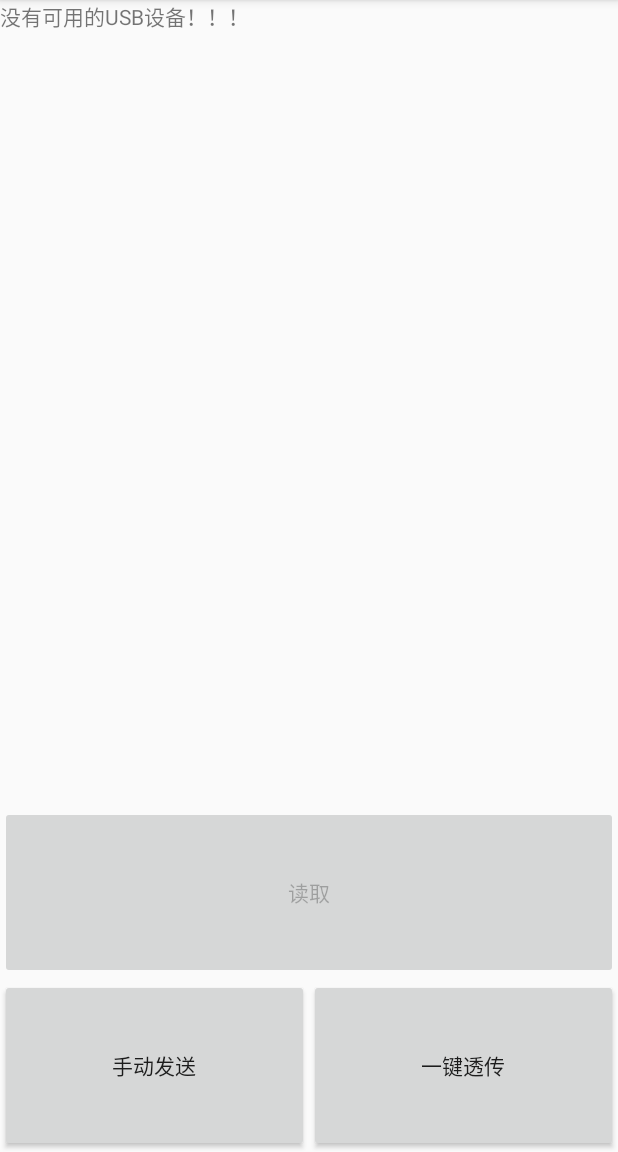
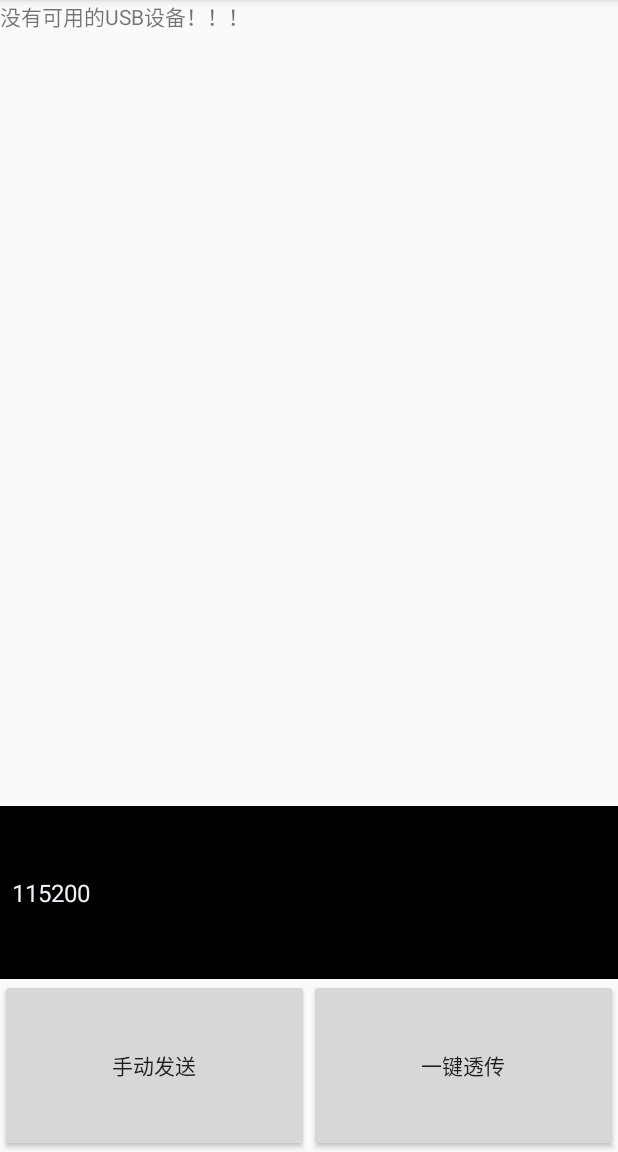
Before and after one commit to Rowsen-K/Serial_BluetoothUSB, an Android app: the UsbActivity screen opened directly, with no data from a screen before it, after a tap on "读取", on a phone screen of 412 x 824 dp, the part 84-1236 px from its top. Run offline under Robolectric (Android 15) with nearby library versions, the phone set to English and light mode, and no system bars; 2 statements that could not run were skipped.

Commit message:
add spinner for buad select

```diff
--- a/app/src/main/java/com/rowsen/serial_bluetoothusb/UsbActivity.java
+++ b/app/src/main/java/com/rowsen/serial_bluetoothusb/UsbActivity.java
@@ -7,10 +7,14 @@ import android.hardware.usb.UsbDeviceConnection;
 import android.hardware.usb.UsbManager;
 import android.os.Bundle;
 import android.view.View;
+import android.widget.AdapterView;
+import android.widget.ArrayAdapter;
 import android.widget.Button;
+import android.widget.CheckedTextView;
 import android.widget.EditText;
 import android.widget.LinearLayout;
 import android.widget.ScrollView;
+import android.widget.Spinner;
 import android.widget.TextView;
 
 import com.hoho.android.usbserial.driver.UsbSerialDriver;
@@ -23,6 +27,10 @@ import java.util.List;
 
 import androidx.appcompat.app.AppCompatActivity;
 
+//目前还未实现修改esp8266的串口波特率，实现比较简单，
+// 测试时可能会遇到找不到波特率不能通讯的情况，
+// 所以先完成其他部分的编写，最后来补全这一块
+
 public class UsbActivity extends AppCompatActivity {
     private static final String ACTION_USB_PERMISSION = "com.an.USB_PERMISSION";
     ScrollView scroll;
@@ -30,7 +38,10 @@ public class UsbActivity extends AppCompatActivity {
     LinearLayout send_manual;
     Button auto;
     Button manual;
+    Button exit;
     EditText sendcontent;
+    Spinner spinner;
+    String[] list = {"115200","4800","9600","38400","74880"};
     SerialInputOutputManager sio;
     SerialInputOutputManager.Listener lis;
     StringBuilder sb;
@@ -52,10 +63,18 @@ public class UsbActivity extends AppCompatActivity {
         test = findViewById(R.id.test);
         r = findViewById(R.id.read);
         w = findViewById(R.id.write);
+        spinner = findViewById(R.id.spinner);
         send_select = findViewById(R.id.send_select);
         send_manual = findViewById(R.id.manual_send);
         manual = findViewById(R.id.manual);
         auto = findViewById(R.id.auto);
+        exit = findViewById(R.id.exit);
+        exit.setOnClickListener(new View.OnClickListener() {
+            @Override
+            public void onClick(View view) {
+                sio.writeAsync("+++".getBytes());
+            }
+        });
         sb = new StringBuilder();
         manual.setOnClickListener(new View.OnClickListener() {
             @Override
@@ -68,7 +87,6 @@ public class UsbActivity extends AppCompatActivity {
             @Override
             public void onClick(View view) {
                 auto.setEnabled(false);
-                if (mark) {
                     new Thread() {
                     @Override
                     public void run() {
@@ -97,21 +115,13 @@ public class UsbActivity extends AppCompatActivity {
                                public void run() {
                                    test.append("\n一键透传开启完毕");
                                    scroll.smoothScrollTo(0, test.getBottom());
-                                   auto.setText("退出透传");
-                                   auto.setEnabled(true);
+                                   send_select.setVisibility(View.GONE);
+                                   send_manual.setVisibility(View.VISIBLE);
                                }
                            });
-                           mark =false;
                        }
                     }
                 }.start();
-            }
-            else {
-                    auto.setEnabled(false);
-                    sio.writeAsync("+++".getBytes());
-                    auto.setText("一键透传");
-                    auto.setEnabled(true);
-                }
             }
         });
         scroll = findViewById(R.id.scroll);
@@ -124,6 +134,25 @@ public class UsbActivity extends AppCompatActivity {
                 sio.setListener(lis);
                 new Thread(sio).start();
                 r.setEnabled(false);
+                r.setVisibility(View.GONE);
+                spinner.setVisibility(View.VISIBLE);
+                spinner.setBackgroundColor(getResources().getColor(R.color.black));
+                ArrayAdapter adp = new ArrayAdapter<String>(getApplication(),android.R.layout.simple_spinner_item,list);
+                adp.setDropDownViewResource(android.R.layout.simple_spinner_dropdown_item);
+                spinner.setAdapter(adp);
+            }
+        });
+        spinner.setOnItemSelectedListener(new AdapterView.OnItemSelectedListener() {
+            @Override
+            public void onItemSelected(AdapterView<?> adapterView, View view, int i, long l) {
+                TextView tx = view.findViewById(android.R.id.text1);
+                System.out.println("spinner============="+tx.getText());
+                sio.writeAsync(("AT+UART_CUR="+tx.getText()+",8,1,0,0\r\n").getBytes());
+            }
+
+            @Override
+            public void onNothingSelected(AdapterView<?> adapterView) {
+
             }
         });
         w.setOnClickListener(new View.OnClickListener() {
--- a/app/src/main/res/layout/activity_usb.xml
+++ b/app/src/main/res/layout/activity_usb.xml
@@ -19,14 +19,24 @@
             android:layout_width="match_parent"
             android:layout_height="match_parent" />
     </ScrollView>
-
+<LinearLayout
+    android:id="@+id/func"
+    android:layout_width="match_parent"
+    android:layout_height="0dp"
+    android:layout_weight="15"
+    android:orientation="horizontal">
     <Button
         android:id="@+id/read"
         android:layout_width="match_parent"
-        android:layout_height="0dp"
-        android:layout_weight="15"
+        android:layout_height="match_parent"
         android:text="读取" />
-
+    <Spinner
+        android:id="@+id/spinner"
+        android:layout_width="match_parent"
+        android:layout_height="match_parent"
+        android:popupBackground="@color/black"
+        android:visibility="gone"></Spinner>
+</LinearLayout>
     <LinearLayout
         android:id="@+id/send_select"
         android:layout_width="match_parent"
@@ -63,6 +73,12 @@
             android:id="@+id/write"
             android:layout_width="wrap_content"
             android:layout_height="match_parent"
-            android:text="写入" />
+            android:text="发送" />
+        <Button
+            android:id="@+id/exit"
+            android:layout_width="wrap_content"
+            android:layout_height="match_parent"
+            android:text="退出透传"
+            />
     </LinearLayout>
 </LinearLayout>
--- a/app/src/main/res/values/strings.xml
+++ b/app/src/main/res/values/strings.xml
@@ -1,3 +1,4 @@
 <resources>
     <string name="app_name">Serial_Bluetooth&amp;USB</string>
+    <string name="baud">请选择波特率</string>
 </resources>
```
Also changed, not shown: app/src/main/res/layout/spinner_item.xml (added, +11 -0 lines).
